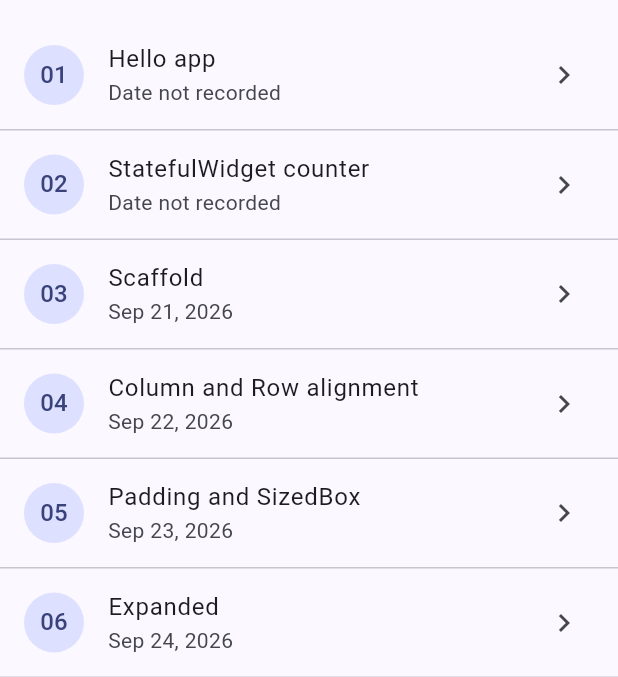
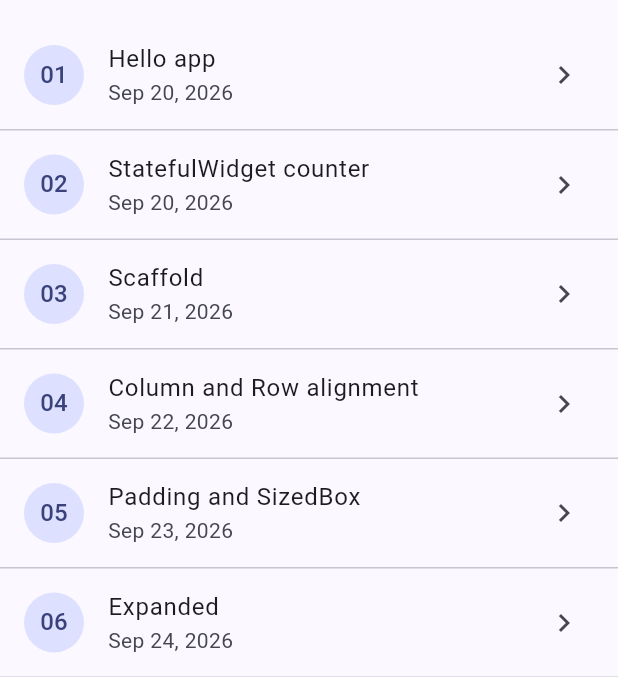
Before and after one commit to tidycommit/flutter-lessons, a Flutter app: the screen it shows after launch, on a phone screen of 412 x 824 dp, the part 63-740 px from its top. Run offline on Flutter 3.47's test engine with Material 3 defaults, Android fonts, the phone set to English and light mode, and no system bars.

Commit message:
Set dates for lessons 01 and 02 to Sep 20, 2026

```diff
--- a/lib/lessons/lessons.dart
+++ b/lib/lessons/lessons.dart
@@ -29,14 +29,14 @@ final List<Lesson> lessons = [
   Lesson(
     id: 1,
     title: 'Hello app',
-    date: null,
+    date: DateTime(2026, 9, 20),
     markdownPath: 'lessons/01-hello-app.md',
     builder: (_) => const HelloAppLesson(),
   ),
   Lesson(
     id: 2,
     title: 'StatefulWidget counter',
-    date: null,
+    date: DateTime(2026, 9, 20),
     markdownPath: 'lessons/02-stateful-counter.md',
     builder: (_) => const StatefulCounterLesson(),
   ),
```
Also changed, not shown: 3 other files.
